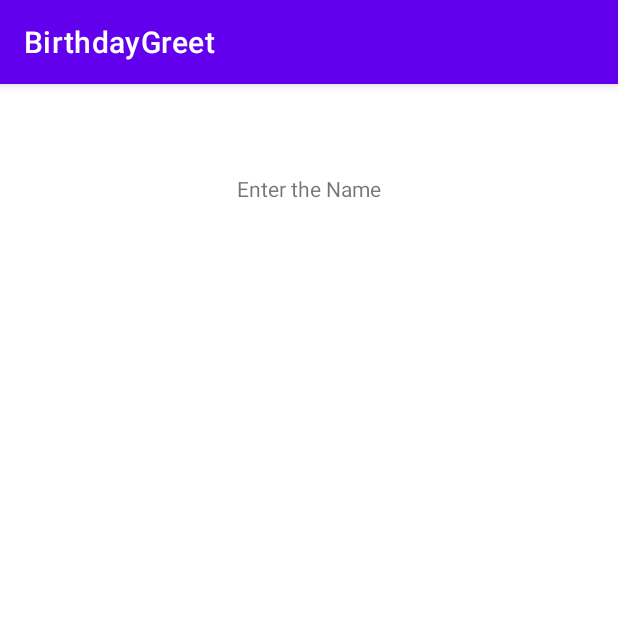
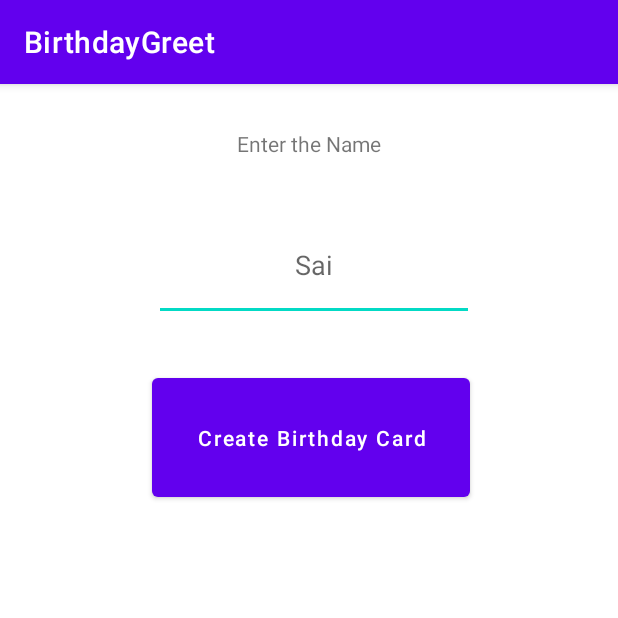
Before and after one commit to SaiCSE/BirthdayGreet, an Android app: the screen it shows after launch (MainActivity), on a phone screen of 412 x 824 dp, the top half of it. Run offline under Robolectric (Android 15) with nearby library versions, the phone set to English and light mode, and no system bars.

Commit message:
New Acitivity

```diff
--- a/app/src/main/AndroidManifest.xml
+++ b/app/src/main/AndroidManifest.xml
@@ -9,6 +9,7 @@
         android:roundIcon="@mipmap/ic_launcher_round"
         android:supportsRtl="true"
         android:theme="@style/Theme.BirthdayGreet">
+        <activity android:name=".BIrthdayGreetingActivity"></activity>
         <activity android:name=".MainActivity">
             <intent-filter>
                 <action android:name="android.intent.action.MAIN" />
--- /dev/null
+++ b/app/src/main/java/com/example/birthdaygreet/BIrthdayGreetingActivity.kt
@@ -0,0 +1,11 @@
+package com.example.birthdaygreet
+
+import androidx.appcompat.app.AppCompatActivity
+import android.os.Bundle
+
+class BIrthdayGreetingActivity : AppCompatActivity() {
+    override fun onCreate(savedInstanceState: Bundle?) {
+        super.onCreate(savedInstanceState)
+        setContentView(R.layout.activity_b_irthday_greeting)
+    }
+}
--- /dev/null
+++ b/app/src/main/res/layout/activity_b_irthday_greeting.xml
@@ -0,0 +1,9 @@
+<?xml version="1.0" encoding="utf-8"?>
+<androidx.constraintlayout.widget.ConstraintLayout xmlns:android="http://schemas.android.com/apk/res/android"
+    xmlns:app="http://schemas.android.com/apk/res-auto"
+    xmlns:tools="http://schemas.android.com/tools"
+    android:layout_width="match_parent"
+    android:layout_height="match_parent"
+    tools:context=".BIrthdayGreetingActivity">
+
+</androidx.constraintlayout.widget.ConstraintLayout>
--- a/app/src/main/res/layout/activity_main.xml
+++ b/app/src/main/res/layout/activity_main.xml
@@ -7,12 +7,41 @@
     tools:context=".MainActivity">
 
     <TextView
-        android:id="@+id/textView"
+        android:id="@+id/helpermessage"
         android:layout_width="wrap_content"
         android:layout_height="wrap_content"
-        android:layout_marginTop="60dp"
-        android:text="Enter the Name"
+        android:layout_marginTop="30dp"
+        android:text="@string/enter_the_name"
         app:layout_constraintEnd_toEndOf="parent"
         app:layout_constraintStart_toStartOf="parent"
         app:layout_constraintTop_toTopOf="parent" />
+
+    <EditText
+        android:id="@+id/nameInput"
+        android:layout_width="wrap_content"
+        android:layout_height="60dp"
+        android:ems="10"
+        android:gravity="center_horizontal"
+        android:hint="@string/sai"
+        android:inputType="textPersonName"
+        android:textAlignment="center"
+        app:layout_constraintBottom_toBottomOf="parent"
+        app:layout_constraintEnd_toEndOf="parent"
+        app:layout_constraintHorizontal_bias="0.517"
+        app:layout_constraintStart_toStartOf="parent"
+        app:layout_constraintTop_toTopOf="parent"
+        app:layout_constraintVertical_bias="0.138" />
+
+    <Button
+        android:id="@+id/button"
+        android:layout_width="wrap_content"
+        android:layout_height="wrap_content"
+        android:layout_marginTop="160dp"
+        android:padding="30dp"
+        android:text="@string/create_birthday_card"
+        android:textAllCaps="false"
+        app:layout_constraintEnd_toEndOf="parent"
+        app:layout_constraintHorizontal_bias="0.506"
+        app:layout_constraintStart_toStartOf="parent"
+        app:layout_constraintTop_toTopOf="@+id/helpermessage" />
 </androidx.constraintlayout.widget.ConstraintLayout>
--- a/app/src/main/res/values/strings.xml
+++ b/app/src/main/res/values/strings.xml
@@ -1,3 +1,6 @@
 <resources>
     <string name="app_name">BirthdayGreet</string>
+    <string name="enter_the_name">Enter the Name</string>
+    <string name="create_birthday_card">Create Birthday Card</string>
+    <string name="sai">Sai</string>
 </resources>
--- a/gradle.properties
+++ b/gradle.properties
@@ -6,7 +6,7 @@
 # http://www.gradle.org/docs/current/userguide/build_environment.html
 # Specifies the JVM arguments used for the daemon process.
 # The setting is particularly useful for tweaking memory settings.
-org.gradle.jvmargs=-Xmx2048m -Dfile.encoding=UTF-8
+org.gradle.jvmargs=-Xmx4096m -Dfile.encoding=UTF-8
 # When configured, Gradle will run in incubating parallel mode.
 # This option should only be used with decoupled projects. More details, visit
 # http://www.gradle.org/docs/current/userguide/multi_project_builds.html#sec:decoupled_projects
```
